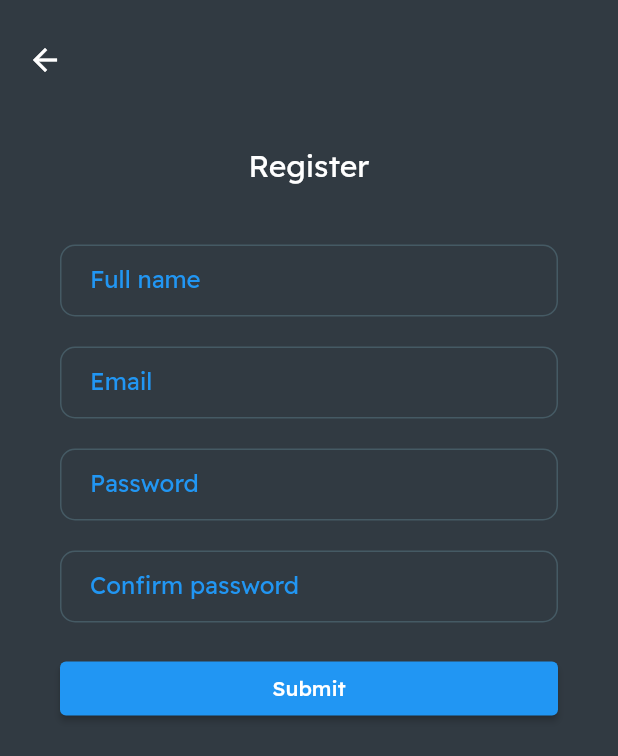
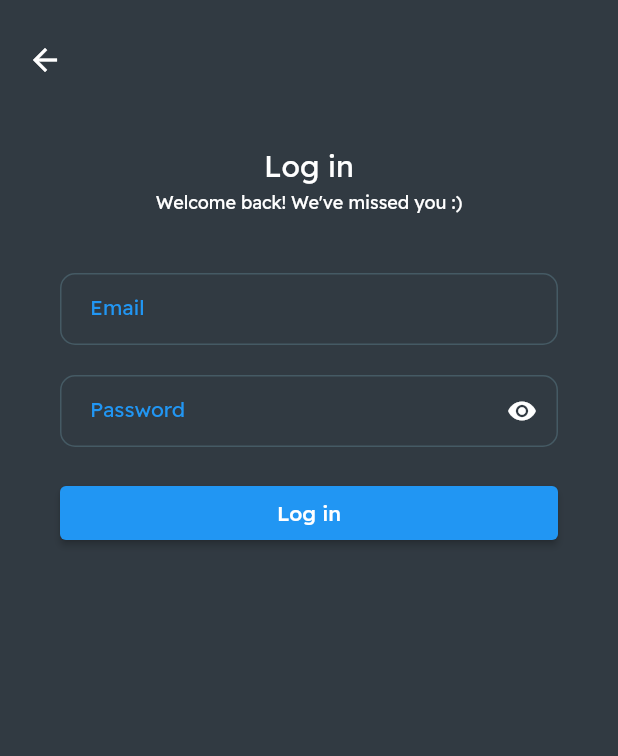
Before and after one commit to stalliardo/builders-hours-diary, a Flutter app: the screen it shows after launch, after a tap on "Login", on a phone screen of 412 x 824 dp. Shown: the top 756 px of the screen. Run offline on Flutter 3.47's test engine with Material 2 defaults, Android fonts, the phone set to English and light mode, and no system bars; our stand-ins replace cloud_firestore, email_validator, firebase_auth, firebase_core; accounts and stored records are empty.

Commit message:
Added login screen and ability for users to sign in

```diff
--- /dev/null
+++ b/b_h_d/lib/screens/authentication.dart/login.dart
@@ -0,0 +1,175 @@
+import 'package:b_h_d/screens/root.dart';
+import 'package:b_h_d/services/authentication.dart';
+import 'package:b_h_d/styles/text/formStyles.dart';
+import 'package:b_h_d/utils/stringFormatting.dart';
+import 'package:b_h_d/widgets/myButtons.dart';
+import 'package:email_validator/email_validator.dart';
+import 'package:flutter/material.dart';
+import 'package:flutter/services.dart';
+
+class Login extends StatefulWidget {
+  Login({Key? key}) : super(key: key);
+
+  @override
+  _LoginState createState() => _LoginState();
+}
+
+class _LoginState extends State<Login> {
+  final _formKey = GlobalKey<FormState>();
+
+  final TextEditingController _passwordController = TextEditingController();
+  final TextEditingController _confirmPasswordController = TextEditingController();
+  final TextEditingController _emailController = TextEditingController();
+
+  String _emptyFieldError = "Fields cannot be blank";
+
+  bool _isLoading = false;
+  bool _isObscure = true;
+
+  @override
+  void dispose() {
+    // TODO: implement dispose
+    super.dispose();
+    _passwordController.dispose();
+    _confirmPasswordController.dispose();
+    _emailController.dispose();
+  }
+
+  @override
+  Widget build(BuildContext context) {
+    return Scaffold(
+        body: ListView(
+      children: <Widget>[
+        Container(
+          alignment: Alignment.topLeft,
+          padding: EdgeInsets.fromLTRB(10, 20, 0, 30),
+          child: MyButtons.customBackButton(
+            () {
+              Navigator.pop(context);
+            },
+          ),
+        ),
+        Text(
+          "Log in",
+          style: MyFormStyles.formTitle(),
+          textAlign: TextAlign.center,
+        ),
+        SizedBox(
+          height: 4,
+        ),
+        Text(
+          "Welcome back! We've missed you :)",
+          style: TextStyle(
+            color: Colors.white,
+            fontSize: 12,
+          ),
+          textAlign: TextAlign.center,
+        ),
+        SizedBox(
+          height: 20,
+        ),
+        Form(
+          key: _formKey,
+          child: Padding(
+            padding: EdgeInsets.symmetric(horizontal: 40, vertical: 20),
+            child: Column(
+              children: [
+                TextFormField(
+                  controller: _emailController,
+                  validator: (value) {
+                    if (value == null || value.isEmpty) {
+                      return _emptyFieldError;
+                    } else if (!EmailValidator.validate(value)) {
+                      return "Please enter a valid email";
+                    }
+
+                    return null;
+                  },
+                  decoration: InputDecoration(labelText: "Email"),
+                  style: MyFormStyles.textFormStyle(),
+                ),
+                SizedBox(
+                  height: 20,
+                ),
+                TextFormField(
+                  controller: _passwordController,
+                  validator: (value) {
+                    if (value == null || value.isEmpty) {
+                      return _emptyFieldError;
+                    }
+                    if (value.length < 8) {
+                      return "Passwords must be 8 a minimum of 8 chars";
+                    }
+                    return null;
+                  },
+                  decoration: InputDecoration(
+                    labelText: "Password",
+                    suffixIcon: IconButton(
+                      icon: Icon(
+                        _isObscure ? Icons.visibility : Icons.visibility_off,
+                        size: 20,
+                      ),
+                      color: Colors.white,
+                      onPressed: () {
+                        setState(() {
+                          _isObscure = !_isObscure;
+                        });
+                      },
+                    ),
+                  ),
+                  obscureText: _isObscure,
+                  style: MyFormStyles.textFormStyle(),
+                ),
+                SizedBox(
+                  height: 20,
+                ),
+                Container(
+                  width: 340,
+                  child: ElevatedButton(
+                    onPressed: () async {
+                      if (_formKey.currentState!.validate()) {
+                        setState(() {
+                          _isLoading = true;
+                        });
+                        StatusCode _result = await Auth().signInWithEmailAndPassword(_emailController.text, _passwordController.text);
+
+                        if (_result == StatusCode.SUCCESS) {
+                          // TODO go to root
+                          Navigator.pushAndRemoveUntil(context, MaterialPageRoute(builder: (context) => Root()), (route) => false);
+                        } else {
+                          // TODO display error message
+                          ScaffoldMessenger.of(context).showSnackBar(
+                            SnackBar(
+                              content: Text("There was a problem signing you in! Please try again."),
+                            ),
+                          );
+                        }
+
+                        setState(() {
+                          _isLoading = false;
+                        });
+                      }
+                    },
+                    child: Text("Log in"),
+                  ),
+                ),
+                _isLoading
+                    ? Column(
+                        children: <Widget>[
+                          SizedBox(
+                            height: 20,
+                          ),
+                          CircularProgressIndicator(
+                            value: null,
+                          ),
+                        ],
+                      )
+                    : SizedBox.shrink()
+              ],
+            ),
+          ),
+        )
+      ],
+    ));
+  }
+}
--- a/b_h_d/lib/screens/root.dart
+++ b/b_h_d/lib/screens/root.dart
@@ -1,5 +1,5 @@
 import 'package:b_h_d/screens/home.dart';
-import 'package:b_h_d/screens/signUp.dart';
+import 'package:b_h_d/screens/authentication.dart/signUp.dart';
 import 'package:b_h_d/screens/splash.dart';
 import 'package:b_h_d/screens/welcome.dart';
 import 'package:b_h_d/services/authentication.dart';
@@ -32,6 +32,7 @@ class _RootState extends State<Root> {
         //   child: LoggedIn(),
         // );
         print("Logged in called from root");
+
         screenLoader = Home();
         break;
       default:
--- a/b_h_d/lib/screens/welcome.dart
+++ b/b_h_d/lib/screens/welcome.dart
@@ -1,4 +1,5 @@
-import 'package:b_h_d/screens/signUp.dart';
+import 'package:b_h_d/screens/authentication.dart/login.dart';
+import 'package:b_h_d/screens/authentication.dart/signUp.dart';
 import 'package:b_h_d/utils/customPageRoute.dart';
 import 'package:flutter/material.dart';
 
@@ -40,21 +41,6 @@ class WelcomeScreen extends StatelessWidget {
                   ),
                   textAlign: TextAlign.center,
                 ),
-                RichText(
-                  text: TextSpan(
-                    text: "Welcome to only trades ",
-                    style: TextStyle(color: Colors.white, fontSize: 20, fontWeight: FontWeight.bold),
-                    children: <TextSpan>[
-                      TextSpan(
-                        text: "Diary",
-                        style: TextStyle(
-                          color: Colors.orange[400],
-                        ),
-                      ),
-                    ],
-                  ),
-                  textAlign: TextAlign.center,
-                ),
                 SizedBox(
                   height: 30,
                 ),
@@ -65,7 +51,7 @@ class WelcomeScreen extends StatelessWidget {
                       Navigator.push(
                         context,
                         CustomPageRoute(
-                          child: SignUp(),
+                          child: Login(),
                           parent: WelcomeScreen(),
                         ),
                       );
--- a/b_h_d/lib/services/database.dart
+++ b/b_h_d/lib/services/database.dart
@@ -7,7 +7,11 @@ class MyDatabase {
 
   Future<StatusCode> addUser(MyUser user) async {
     try {
-      await _firestore.collection("users").doc(user.uid).set({"fullName": user.fullName, "email": user.email, "accountCreated": Timestamp.now()});
+      await _firestore.collection("users").doc(user.uid).set({
+        "fullName": user.fullName,
+        "email": user.email,
+        "accountCreated": Timestamp.now(),
+      });
     } catch (e) {
       print("Error adding user to the DB. Error: $e");
       return StatusCode.ERROR;
--- a/b_h_d/lib/styles/text/formStyles.dart
+++ b/b_h_d/lib/styles/text/formStyles.dart
@@ -26,6 +26,7 @@ class MyFormStyles {
   static TextStyle textFormStyle() {
     return TextStyle(
       color: Colors.white,
+      fontSize: 14,
     );
   }
 
```
Also changed, not shown: b_h_d/lib/screens/authentication.dart/signUp.dart (renamed from b_h_d/lib/screens/signUp.dart, +58 -17 lines), b_h_d/lib/screens/home.dart (+4 -7 lines), b_h_d/lib/utils/mytheme.dart (+8 -0 lines).
